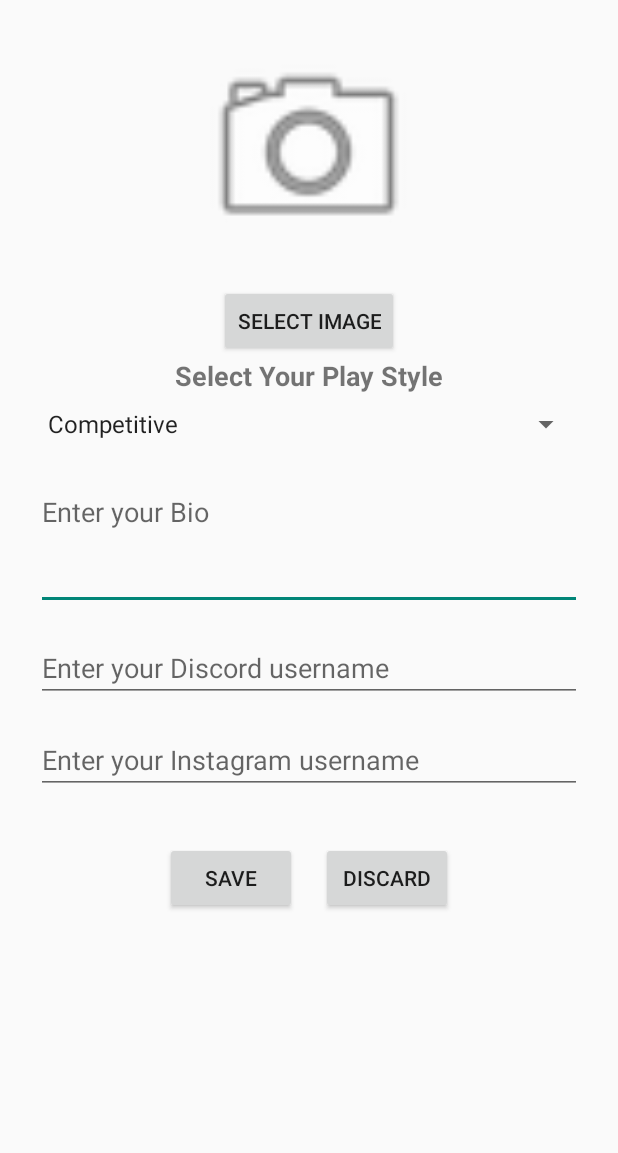
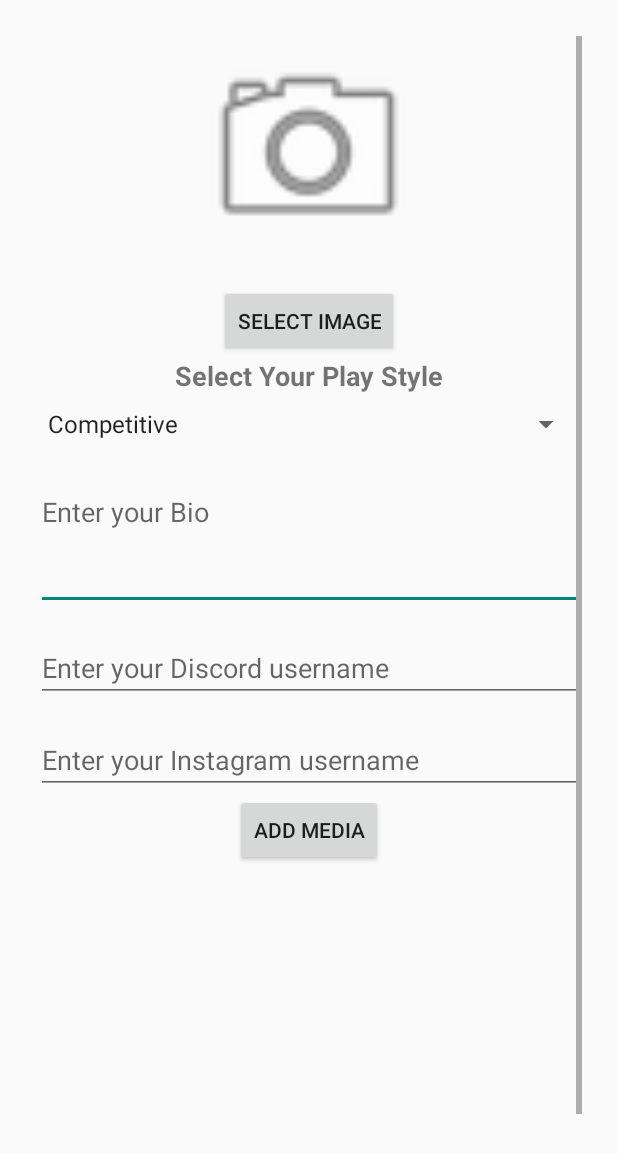
Before and after one commit to GitBray/ProjectGamr, an Android app built with Jetpack Compose: the layout fragment_profile.xml on its own in the app's theme, with its tools: preview values and no code run, on a phone screen of 412 x 824 dp. Shown: the top 1153 px of the screen. Run offline under Robolectric (Android 15) with nearby library versions, the light colour scheme and no system bars.

Commit message:
preliminary media feature

```diff
--- a/app/src/main/java/com/example/GamrUI/RetrofitClient.kt
+++ b/app/src/main/java/com/example/GamrUI/RetrofitClient.kt
@@ -7,7 +7,7 @@ object RetrofitClient {
     // Base URL of the backend server
     // points to device where the folders where the PHP files are
     // replace ip address with your current ip address to work
-    private const val BASE_URL = "http://138.47.151.162/gamr_api/"
+    private const val BASE_URL = "http://138.47.146.148/gamr_api/"
 
     // interface used for API calls
     val apiService: ApiService by lazy {
--- a/app/src/main/res/layout/fragment_profile.xml
+++ b/app/src/main/res/layout/fragment_profile.xml
@@ -69,6 +69,21 @@
             android:hint="Enter your Instagram username"
             android:inputType="textPersonName" />
 
+        <Button
+            android:id="@+id/buttonAddMedia"
+            android:layout_width="wrap_content"
+            android:layout_height="wrap_content"
+            android:text="Add Media" />
+
+        <androidx.recyclerview.widget.RecyclerView
+            android:id="@+id/recyclerViewMedia"
+            android:layout_width="match_parent"
+            android:layout_height="wrap_content"
+            android:minHeight="200dp"
+            android:nestedScrollingEnabled="false"
+            android:layout_marginTop="16dp"
+            android:layout_marginBottom="16dp"/>
+
         <LinearLayout
             android:layout_width="match_parent"
             android:layout_height="wrap_content"
```
Also changed, not shown: app/src/main/java/com/example/GamrUI/MediaAdapter.kt (added, +51 -0 lines), app/src/main/java/com/example/GamrUI/fragments/ProfileFragment.kt (+48 -1 lines), app/src/main/res/layout/item_media.xml (added, +21 -0 lines), 1 other file.
